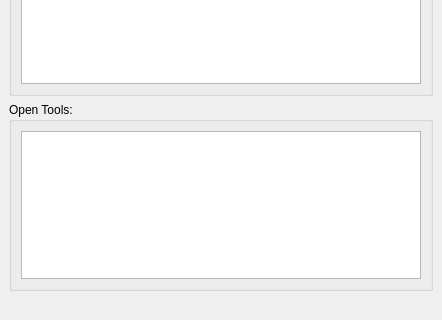
Qt form mslib/msui/ui/ui_mainwindow.ui (Open-MSS/MSS) before a commit; both pictures show x 0 to 442 and y 316 to 636 of the 442 by 636 pixel window.
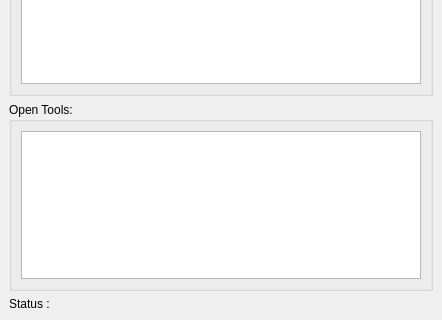
The same form after that commit.

Patch:
```diff
--- a/mslib/msui/ui/ui_mainwindow.ui
+++ b/mslib/msui/ui/ui_mainwindow.ui
@@ -89,7 +89,10 @@
     <item>
      <widget class="QLabel" name="statusBar">
       <property name="text">
-       <string/>
+       <string>Status : </string>
+      </property>
+      <property name="scaledContents">
+       <bool>false</bool>
       </property>
      </widget>
     </item>
```
